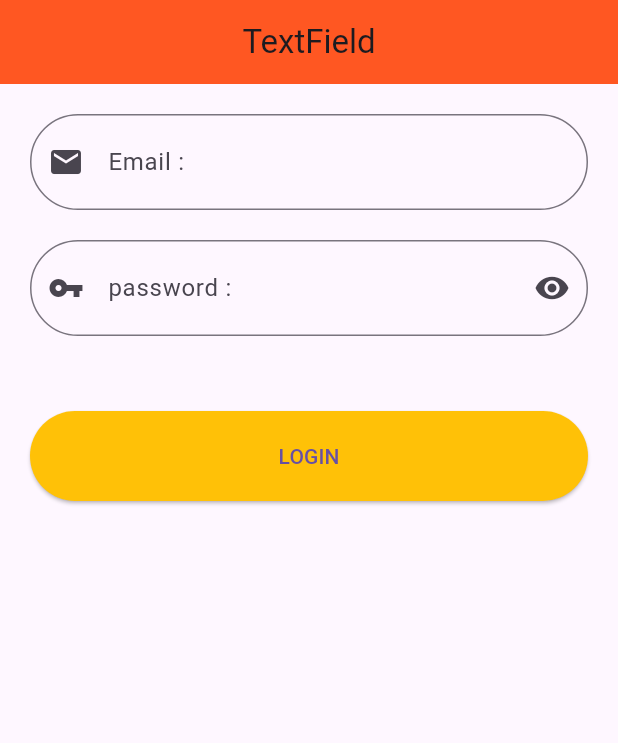
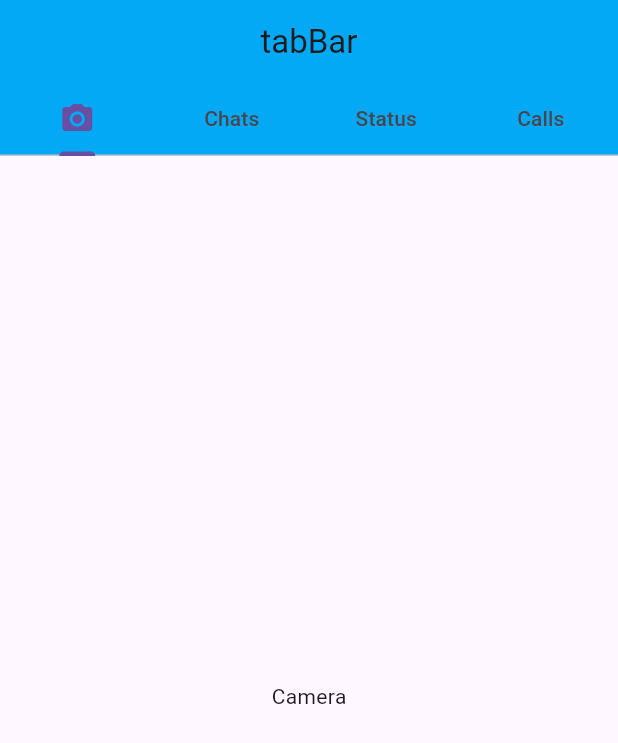
Before and after one commit to fannyHere/Flutter_Section04_MediumWidget, a Flutter app: the screen it shows after launch, on a phone screen of 412 x 824 dp. Shown: the top 743 px of the screen. Run offline on Flutter 3.47's test engine with Material 3 defaults, Android fonts, the phone set to English and light mode, and no system bars.

Commit message:
Section 04 - 05 TabBar

```diff
--- a/lib/04 TextField/textfield.dart
+++ b/lib/04 TextField/textfield.dart
@@ -11,6 +11,7 @@ bool isHidden = true;
 //controller itu buat nampung value dari masing-masing column
 TextEditingController emailC = TextEditingController();
 TextEditingController passC = TextEditingController();
+//jadi, TextEditingController itu kayak tukang catet yang ngebantu kamu pantau dan atur apa yang ditulis pengguna di TextField.
 
 class _TxtfieldState extends State<Txtfield> {
   @override
@@ -42,6 +43,8 @@ class _TxtfieldState extends State<Txtfield> {
             // ),
             TextField(
               controller: emailC,
+              //Yang menarik perhatian di sini adalah controller: emailController. Ini adalah cara kita memberitahu TextField untuk menggunakan emailController sebagai kontroler untuk kotak teksnya. Jadi, setiap kali pengguna mengetik sesuatu di dalam kotak teks ini, nilai teks tersebut akan disimpan dalam emailController.
+              //Misalnya, jika pengguna mengetik "user@example.com" di dalam kotak teks, kita bisa mendapatkan teks tersebut melalui emailController.text
               autocorrect: false,
               keyboardType: TextInputType.emailAddress,
               //ini nanti di keyboardnya otomatis ada @ sama _
--- /dev/null
+++ b/lib/05 TabBar/tabbar.dart
@@ -0,0 +1,105 @@
+import 'package:flutter/material.dart';
+
+//pakai  defaultcontroller
+class Tab_bar_defaultTabController extends StatelessWidget {
+  const Tab_bar_defaultTabController({super.key});
+
+  @override
+  Widget build(BuildContext context) {
+    return DefaultTabController(
+      //==> konsekuensinya klo gada ini maka harus nambahin controller di tabbar sama tabbar view
+      //DefaultTabController adalah spesifik untuk pengaturan tab di Flutter.
+      //Dengan menempatkan DefaultTabController di dalam Scaffold, kita bisa memanfaatkan fitur-fitur yang disediakan oleh Scaffold,
+      //seperti appBar untuk menampilkan AppBar di bagian atas layar, dan juga body untuk menempatkan konten atau widget lain di bawah tab-bar.
+      length: 4,
+      child: Scaffold(
+        appBar: AppBar(
+          //controller: , //klo gada defaultcontroller
+          backgroundColor: Colors.lightBlue,
+          title: Text("tabBar"),
+          centerTitle: true,
+          bottom: TabBar(tabs: [
+            Tab(
+              icon: Icon(Icons.camera_alt), //supaya ada stylingnya
+            ),
+            // Icon(Icons.camera_alt),
+            Tab(
+              text: "Chats", //make cara ini aja
+              //child: Text("Chats") //kepanjangan
+            ),
+            Tab(text: "Status"),
+            Tab(text: "Calls"),
+          ]),
+        ),
+        body: TabBarView(children: [
+          //controller: , //klo gada defaultcontroller
+          Center(
+            child: Text("Camera"),
+          ),
+          Center(
+            child: Text("Chats"),
+          ),
+          Center(
+            child: Text("Status"),
+          ),
+          Center(
+            child: Text("Calls"),
+          ),
+        ]),
+      ),
+    );
+  }
+}
+
+//pake controller per masing-masing tab bar
+class Tab_bar_controller extends StatefulWidget {
+  const Tab_bar_controller({super.key});
+
+  @override
+  State<Tab_bar_controller> createState() => _Tab_bar_controllerState();
+}
+
+class _Tab_bar_controllerState extends State<Tab_bar_controller>
+    with SingleTickerProviderStateMixin {
+//TabController tabC = TabController(length: 4, vsync: vsync);
+  late TabController tabC = TabController(length: 4, vsync: this);
+//vsync diarahin ke class tab bar .....make this dan late
+
+//vsync itu membutuhkan ticker provider
+  @override
+  Widget build(BuildContext context) {
+    return Scaffold(
+      appBar: AppBar(
+        backgroundColor: Colors.lightBlue,
+        title: Text("tabBar"),
+        centerTitle: true,
+        bottom: TabBar(controller: tabC, tabs: [
+          Tab(
+            icon: Icon(Icons.camera_alt), //supaya ada stylingnya
+          ),
+          // Icon(Icons.camera_alt),
+          Tab(
+            text: "Chats", //make cara ini aja
+            //child: Text("Chats") //kepanjangan
+          ),
+          Tab(text: "Status"),
+          Tab(text: "Calls"),
+        ]),
+      ),
+      body: TabBarView(controller: tabC, children: [
+        Center(
+          child: Text("Camera"),
+        ),
+        Center(
+          child: Text("Chats"),
+        ),
+        Center(
+          child: Text("Status"),
+        ),
+        Center(
+          child: Text("Calls"),
+        ),
+      ]),
+    );
+  }
+}
--- a/lib/main.dart
+++ b/lib/main.dart
@@ -1,5 +1,5 @@
 import 'package:flutter/material.dart';
-import 'package:section_4/04%20TextField/textfield.dart';
+import 'package:section_4/05%20TabBar/tabbar.dart';
 
 void main() {
   runApp(MyApp());
@@ -12,7 +12,7 @@ class MyApp extends StatelessWidget {
   Widget build(BuildContext context) {
     return MaterialApp(
       debugShowCheckedModeBanner: false,
-      home: Txtfield(),
+      home: Tab_bar_controller(),
     );
   }
 }
```
